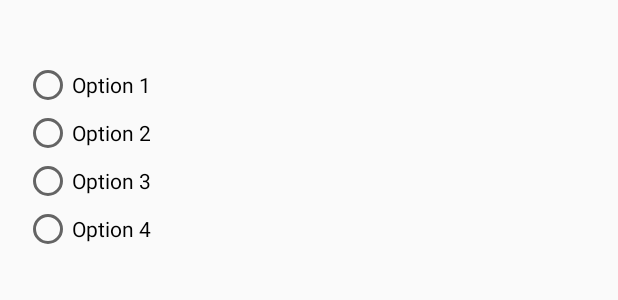
After one commit to khansalaksono/HeluTales, an Android app built with Jetpack Compose: the layout question_item.xml on its own in the app's theme, with its tools: preview values and no code run, on a phone screen of 412 x 824 dp. The commit adds this screen. Shown: the top 300 px of the screen. Run offline under Robolectric (Android 15) with nearby library versions, the phone set to English and light mode, and no system bars.

Commit message:
berhasil bikin car view diklik tapi belom berhasil muncul question dan option

```diff
--- a/app/src/main/AndroidManifest.xml
+++ b/app/src/main/AndroidManifest.xml
@@ -23,6 +23,7 @@
                 <category android:name="android.intent.category.LAUNCHER" />
             </intent-filter>
         </activity>
+        <activity android:name=".QuestionsActivity" />
     </application>
 
 </manifest>
--- a/app/src/main/java/com/example/helutales/MainActivity.kt
+++ b/app/src/main/java/com/example/helutales/MainActivity.kt
@@ -24,7 +24,9 @@ class MainActivity : AppCompatActivity() {
             // For simplicity, let's assume you have a RecyclerView in your layout
             val recyclerView: RecyclerView = findViewById(R.id.recyclerView)
             recyclerView.layoutManager = LinearLayoutManager(this)
-            recyclerView.adapter = QuizAdapter(quizzes)
+
+            // Pass the context and quizzes to the adapter
+            recyclerView.adapter = QuizAdapter(this, quizzes)
         })
     }
 }
--- /dev/null
+++ b/app/src/main/res/layout/question_item.xml
@@ -0,0 +1,39 @@
+<LinearLayout
+    xmlns:android="http://schemas.android.com/apk/res/android"
+    android:layout_width="match_parent"
+    android:layout_height="wrap_content"
+    android:orientation="vertical"
+    android:padding="16dp">
+
+    <TextView
+        android:id="@+id/questionTextView"
+        android:layout_width="match_parent"
+        android:layout_height="wrap_content"
+        android:textSize="18sp"
+        android:textStyle="bold" />
+
+    <RadioButton
+        android:id="@+id/option1RadioButton"
+        android:layout_width="wrap_content"
+        android:layout_height="wrap_content"
+        android:text="Option 1" />
+
+    <RadioButton
+        android:id="@+id/option2RadioButton"
+        android:layout_width="wrap_content"
+        android:layout_height="wrap_content"
+        android:text="Option 2" />
+
+    <RadioButton
+        android:id="@+id/option3RadioButton"
+        android:layout_width="wrap_content"
+        android:layout_height="wrap_content"
+        android:text="Option 3" />
+
+    <RadioButton
+        android:id="@+id/option4RadioButton"
+        android:layout_width="wrap_content"
+        android:layout_height="wrap_content"
+        android:text="Option 4" />
+
+</LinearLayout>
```
Also changed, not shown: app/src/main/java/com/example/helutales/Question.kt (added, +11 -0 lines), app/src/main/java/com/example/helutales/QuestionsActivity.kt (added, +18 -0 lines), app/src/main/java/com/example/helutales/QuizAdapter.kt (+18 -3 lines), app/src/main/res/layout/activity_questions.xml (added, +13 -0 lines).
